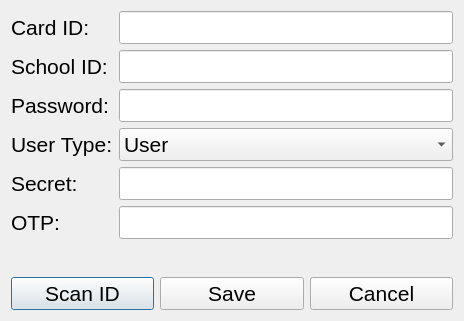
1icolo/AUPay, file src/windows/ui/AddUserDialog.ui: the form before one commit.
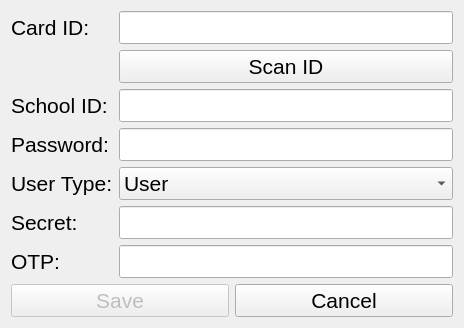
The form after the commit.

Commit message: added add user and edit user rules

```diff
--- a/src/windows/ui/AddUserDialog.ui
+++ b/src/windows/ui/AddUserDialog.ui
@@ -28,21 +28,11 @@
   <layout class="QGridLayout" name="gridLayout">
    <item row="1" column="0">
     <layout class="QHBoxLayout" name="horizontalLayout">
-     <item>
-      <widget class="QPushButton" name="buttonScanId_addUser">
-       <property name="font">
-        <font>
-         <family>Segoe UI</family>
-         <pointsize>16</pointsize>
-        </font>
-       </property>
-       <property name="text">
-        <string>Scan ID</string>
-       </property>
-      </widget>
-     </item>
      <item>
       <widget class="QPushButton" name="buttonSave_addUser">
+       <property name="enabled">
+        <bool>false</bool>
+       </property>
        <property name="font">
         <font>
          <family>Segoe UI</family>
@@ -97,7 +87,7 @@
        </property>
       </widget>
      </item>
-     <item row="1" column="0">
+     <item row="2" column="0">
       <widget class="QLabel" name="label">
        <property name="font">
         <font>
@@ -110,7 +100,7 @@
        </property>
       </widget>
      </item>
-     <item row="1" column="1">
+     <item row="2" column="1">
       <widget class="QLineEdit" name="schoolID_addUser">
        <property name="font">
         <font>
@@ -120,7 +110,7 @@
        </property>
       </widget>
      </item>
-     <item row="2" column="0">
+     <item row="3" column="0">
       <widget class="QLabel" name="label_2">
        <property name="font">
         <font>
@@ -133,7 +123,7 @@
        </property>
       </widget>
      </item>
-     <item row="2" column="1">
+     <item row="3" column="1">
       <widget class="QLineEdit" name="password_addUser">
        <property name="font">
         <font>
@@ -158,7 +148,7 @@
        </property>
       </widget>
      </item>
-     <item row="3" column="0">
+     <item row="4" column="0">
       <widget class="QLabel" name="label_3">
        <property name="font">
         <font>
@@ -171,7 +161,7 @@
        </property>
       </widget>
      </item>
-     <item row="3" column="1">
+     <item row="4" column="1">
       <widget class="QComboBox" name="userType_addUser">
        <property name="font">
         <font>
@@ -210,7 +200,7 @@
        </item>
       </widget>
      </item>
-     <item row="4" column="0">
+     <item row="5" column="0">
       <widget class="QLabel" name="label_4">
        <property name="font">
         <font>
@@ -223,7 +213,7 @@
        </property>
       </widget>
      </item>
-     <item row="4" column="1">
+     <item row="5" column="1">
       <widget class="QLineEdit" name="secret_addUser">
        <property name="font">
         <font>
@@ -236,7 +226,7 @@
        </property>
       </widget>
      </item>
-     <item row="5" column="0">
+     <item row="6" column="0">
       <widget class="QLabel" name="label_6">
        <property name="font">
         <font>
@@ -249,7 +239,7 @@
        </property>
       </widget>
      </item>
-     <item row="5" column="1">
+     <item row="6" column="1">
       <widget class="QLineEdit" name="otpt_addUser">
        <property name="font">
         <font>
@@ -259,6 +249,19 @@
        </property>
       </widget>
      </item>
+     <item row="1" column="1">
+      <widget class="QPushButton" name="buttonScanId_addUser">
+       <property name="font">
+        <font>
+         <family>Segoe UI</family>
+         <pointsize>16</pointsize>
+        </font>
+       </property>
+       <property name="text">
+        <string>Scan ID</string>
+       </property>
+      </widget>
+     </item>
     </layout>
    </item>
   </layout>
```
The commit also changes 6 other files.
